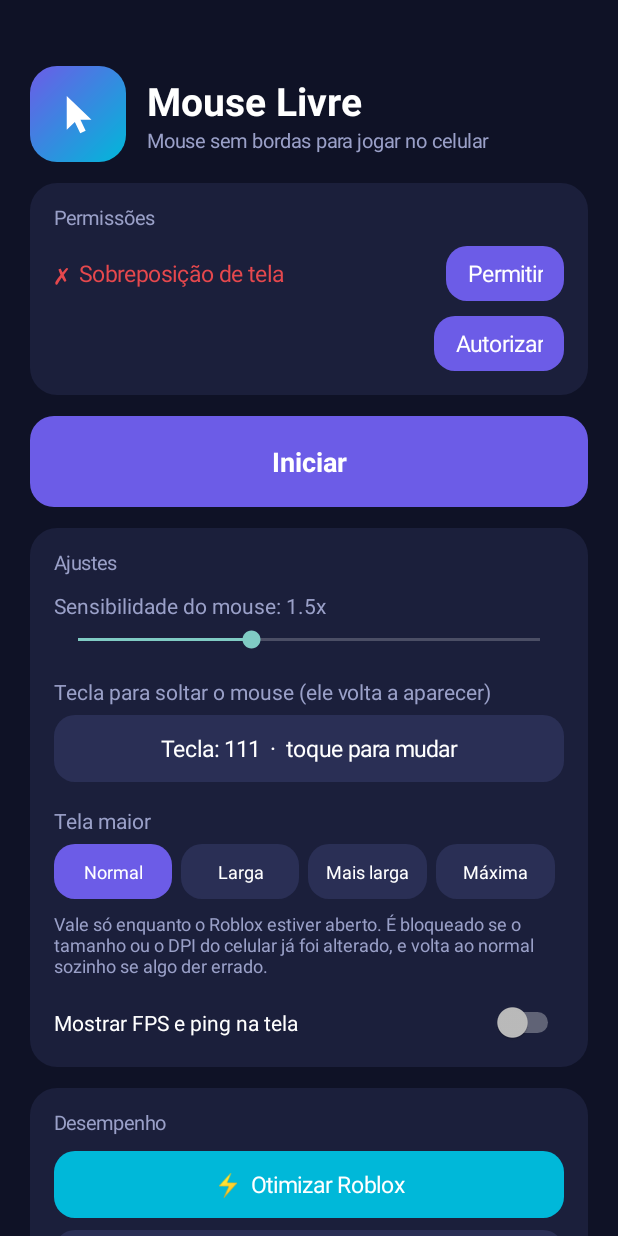
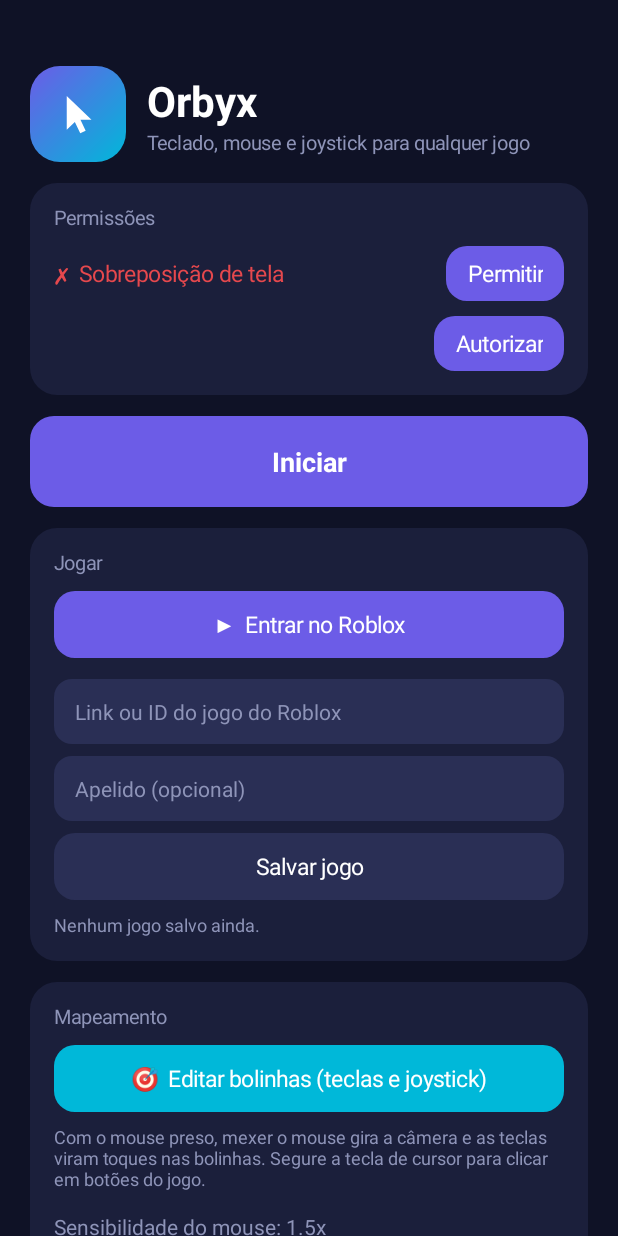
Before and after one commit to paredesdemolidor-ai/Aaa, an Android app: the screen it shows after launch (MainActivity), on a phone screen of 412 x 824 dp. Run offline under Robolectric (Android 15) with nearby library versions, the phone set to English and light mode, and no system bars; libraries missing offline, so code that uses them is left out: org.lsposed.hiddenapibypass, rikka.shizuku; 8 statements that could not run were skipped.

Commit message:
Enhance UI and add game input features
Added new input fields for Roblox game link and name, updated UI elements for better interaction, and improved key mapping functionality.

```diff
--- a/app/src/main/java/com/example/mobilador/MainActivity.kt
+++ b/app/src/main/java/com/example/mobilador/MainActivity.kt
@@ -16,8 +16,11 @@ import android.provider.Settings
 import android.view.Gravity
 import android.view.KeyEvent
 import android.view.View
+import android.view.animation.OvershootInterpolator
 import android.widget.*
 import androidx.core.content.ContextCompat
+import org.json.JSONArray
+import org.json.JSONObject
 import rikka.shizuku.Shizuku
 
 class MainActivity : Activity() {
@@ -28,8 +31,12 @@ class MainActivity : Activity() {
     private lateinit var ovBtn: TextView
     private lateinit var shBtn: TextView
     private lateinit var startBtn: TextView
-    private lateinit var keyBtn: TextView
+    private lateinit var lockKeyBtn: TextView
+    private lateinit var curKeyBtn: TextView
+    private lateinit var gamesBox: LinearLayout
     private val chips = ArrayList<TextView>()
+    private val skinViews = ArrayList<SkinView>()
+    private val gray = Color.parseColor("#8E94B8")
 
     private fun tv(t: String, sp: Float = 15f, color: Int = Color.WHITE, bold: Boolean = false) =
         TextView(this).apply {
@@ -49,6 +56,12 @@ class MainActivity : Activity() {
         addView(v)
     }
 
+    private fun input(hintText: String) = EditText(this).apply {
+        hint = hintText; setHintTextColor(gray); setTextColor(Color.WHITE); textSize = 14f
+        setSingleLine(); background = roundBg(Pal.CARD2, 12)
+        setPadding(dp(14), dp(12), dp(14), dp(12))
+    }
+
     override fun onCreate(b: Bundle?) {
         super.onCreate(b)
         prefs = getSharedPreferences("p", 0)
@@ -66,17 +79,20 @@ class MainActivity : Activity() {
             v.popIn(70L * step++)
         }
 
-        // ---- cabeçalho ----
+        // ---- cabeçalho (logo gira e "pula" na entrada) ----
         val logo = ImageView(this).apply {
             setImageResource(R.drawable.ic_stat); setColorFilter(Color.WHITE)
             setPadding(dp(14), dp(14), dp(14), dp(14))
             background = GradientDrawable(GradientDrawable.Orientation.TL_BR, intArrayOf(Pal.PRIMARY, Pal.ACCENT))
-                .apply { cornerRadius = dp(18).toFloat() }
+                .apply { cornerRadius = dp(20).toFloat() }
+            scaleX = 0f; scaleY = 0f; rotation = -140f
         }
+        logo.animate().scaleX(1f).scaleY(1f).rotation(0f).setStartDelay(150).setDuration(750)
+            .setInterpolator(OvershootInterpolator(1.6f)).start()
         val titles = LinearLayout(this).apply {
             orientation = LinearLayout.VERTICAL
-            addView(tv("Mouse Livre", 26f, bold = true))
-            addView(tv("Mouse sem bordas para jogar no celular", 13f, Color.parseColor("#9AA0C8")))
+            addView(tv("Orbyx", 28f, bold = true))
+            addView(tv("Teclado, mouse e joystick para qualquer jogo", 13f, gray))
         }
         add(LinearLayout(this).apply {
             gravity = Gravity.CENTER_VERTICAL
@@ -95,13 +111,12 @@ class MainActivity : Activity() {
                 else Shizuku.requestPermission(1)
             } catch (e: Throwable) { toast("Instale o app Shizuku primeiro") }
         }.apply { setPadding(dp(14), dp(8), dp(14), dp(8)) }
-
         fun row(l: TextView, btn: TextView) = LinearLayout(this).apply {
             gravity = Gravity.CENTER_VERTICAL
             addView(l, LinearLayout.LayoutParams(0, -2, 1f)); addView(btn)
         }
         add(card {
-            addView(tv("Permissões", 13f, Color.parseColor("#9AA0C8")))
+            addView(tv("Permissões", 13f, gray))
             addM(row(ovStatus, ovBtn)); addM(row(shStatus, shBtn))
         })
 
@@ -112,8 +127,29 @@ class MainActivity : Activity() {
         }
         add(startBtn)
 
-        // ---- ajustes ----
-        val sensLabel = tv("", 14f, Color.parseColor("#9AA0C8"))
+        // ---- jogar ----
+        val gameLink = input("Link ou ID do jogo do Roblox")
+        val gameName = input("Apelido (opcional)")
+        gamesBox = LinearLayout(this).apply { orientation = LinearLayout.VERTICAL }
+        add(card {
+            addView(tv("Jogar", 13f, gray))
+            addM(pill("▶  Entrar no Roblox", Pal.PRIMARY) { openRoblox() })
+            addM(gameLink, 14); addM(gameName, 8)
+            addM(pill("Salvar jogo") {
+                val id = Regex("(\\d{5,})").find(gameLink.text.toString())?.value
+                if (id == null) toast("Cole o link do jogo ou o número (ID) dele")
+                else {
+                    val name = gameName.text.toString().trim().ifEmpty { "Jogo $id" }
+                    val l = games(); l.add(name to id); saveGames(l)
+                    gameLink.setText(""); gameName.setText(""); renderGames()
+                }
+            }, 8)
+            addM(gamesBox, 8)
+        })
+        renderGames()
+
+        // ---- mapeamento ----
+        val sensLabel = tv("", 14f, gray)
         fun sensText() { sensLabel.text = "Sensibilidade do mouse: ${"%.1f".format(prefs.getFloat("sens", 1.5f))}x" }
         sensText()
         val seek = SeekBar(this).apply {
@@ -126,7 +162,45 @@ class MainActivity : Activity() {
                 override fun onStopTrackingTouch(s: SeekBar) {}
             })
         }
-        keyBtn = pill("", Pal.CARD2) { pickKey() }
+        lockKeyBtn = pill("", Pal.CARD2) { pickKey("lockKey", "lockScan") }
+        curKeyBtn = pill("", Pal.CARD2) { pickKey("curKey", null) }
+        add(card {
+            addView(tv("Mapeamento", 13f, gray))
+            addM(pill("🎯  Editar bolinhas (teclas e joystick)", Pal.ACCENT) { editMapping() })
+            addM(tv("Com o mouse preso, mexer o mouse gira a câmera e as teclas viram toques nas bolinhas. " +
+                "Segure a tecla de cursor para clicar em botões do jogo.", 12f, gray), 8)
+            addM(sensLabel, 14); addM(seek, 4)
+            addM(tv("Tecla para travar / soltar o mouse", 14f, gray), 14); addM(lockKeyBtn, 6)
+            addM(tv("Tecla de cursor (segurar)", 14f, gray), 12); addM(curKeyBtn, 6)
+        })
+
+        // ---- mouses (skins) ----
+        val skinRow = LinearLayout(this)
+        Skins.names.forEachIndexed { i, name ->
+            val sv = SkinView(this, i).apply {
+                selected = prefs.getInt("skin", 0) == i
+                setOnClickListener {
+                    prefs.edit().putInt("skin", i).apply()
+                    skinViews.forEach { it.selected = false; it.invalidate() }
+                    selected = true; invalidate()
+                }
+                bounce()
+            }
+            skinViews.add(sv)
+            val item = LinearLayout(this).apply {
+                orientation = LinearLayout.VERTICAL; gravity = Gravity.CENTER_HORIZONTAL
+                addView(sv, LinearLayout.LayoutParams(dp(72), dp(72)))
+                addView(tv(name, 11f, gray).apply { gravity = Gravity.CENTER })
+            }
+            skinRow.addView(item, LinearLayout.LayoutParams(-2, -2).apply { marginEnd = dp(10) })
+        }
+        add(card {
+            addView(tv("Mouses", 13f, gray))
+            addM(HorizontalScrollView(this@MainActivity).apply {
+                isHorizontalScrollBarEnabled = false; addView(skinRow) }, 10)
+        })
+
+        // ---- tela maior + FPS ----
         val chipRow = LinearLayout(this)
         Tools.screenLabels.forEachIndexed { i, l ->
             val c = pill(l, Pal.CARD2) { selectScreen(i) }.apply {
@@ -141,19 +215,16 @@ class MainActivity : Activity() {
             setOnCheckedChangeListener { _, c -> prefs.edit().putBoolean("stats", c).apply() }
         }
         add(card {
-            addView(tv("Ajustes", 13f, Color.parseColor("#9AA0C8")))
-            addM(sensLabel); addM(seek, 4)
-            addM(tv("Tecla para soltar o mouse (ele volta a aparecer)", 14f, Color.parseColor("#9AA0C8")), 16)
-            addM(keyBtn, 6)
-            addM(tv("Tela maior", 14f, Color.parseColor("#9AA0C8")), 16)
-            addM(chipRow, 6)
-            addM(tv("Vale só enquanto o Roblox estiver aberto. É bloqueado se o tamanho ou o DPI do celular já foi alterado, e volta ao normal sozinho se algo der errado.", 12f, Color.parseColor("#9AA0C8")), 8)
+            addView(tv("Tela maior", 13f, gray))
+            addM(chipRow, 10)
+            addM(tv("Vale só enquanto o Roblox estiver aberto. É bloqueado se o tamanho ou o DPI do celular já foi alterado, " +
+                "e volta ao normal sozinho se algo der errado.", 12f, gray), 8)
             addM(statsSwitch, 16)
         })
 
-        // ---- otimizar ----
+        // ---- desempenho ----
         add(card {
-            addView(tv("Desempenho", 13f, Color.parseColor("#9AA0C8")))
+            addView(tv("Desempenho", 13f, gray))
             addM(pill("⚡  Otimizar Roblox", Pal.ACCENT) {
                 if (!shizukuOk()) toast("Falta autorizar o Shizuku")
                 else { toast("Otimizando…"); Thread { val r = Tools.optimize(); runOnUiThread { toast(r) } }.start() }
@@ -188,8 +259,8 @@ class MainActivity : Activity() {
         Shizuku.pingBinder() && Shizuku.checkSelfPermission() == PackageManager.PERMISSION_GRANTED
     } catch (e: Throwable) { false }
 
-    private fun keyName() = KeyEvent.keyCodeToString(
-        prefs.getInt("relKey", KeyEvent.KEYCODE_ESCAPE)).removePrefix("KEYCODE_")
+    private fun keyName(k: String, d: Int) =
+        KeyEvent.keyCodeToString(prefs.getInt(k, d)).removePrefix("KEYCODE_")
 
     private fun refresh() {
         val ov = Settings.canDrawOverlays(this)
@@ -207,7 +278,62 @@ class MainActivity : Activity() {
 
         val sel = prefs.getInt("screen", 0)
         chips.forEachIndexed { i, c -> c.background = roundBg(if (i == sel) Pal.PRIMARY else Pal.CARD2, 14) }
-        keyBtn.text = "Tecla: ${keyName()}  ·  toque para mudar"
+        lockKeyBtn.text = "Travar / soltar: ${keyName("lockKey", KeyEvent.KEYCODE_ESCAPE)}  ·  toque para mudar"
+        curKeyBtn.text = "Cursor: ${keyName("curKey", KeyEvent.KEYCODE_ALT_LEFT)}  ·  toque para mudar"
+    }
+
+    // ---------- jogos do Roblox ----------
+    private fun games(): MutableList<Pair<String, String>> {
+        val out = ArrayList<Pair<String, String>>()
+        try {
+            val a = JSONArray(prefs.getString("games", "[]"))
+            for (k in 0 until a.length()) {
+                val o = a.getJSONObject(k)
+                out.add(o.getString("n") to o.getString("i"))
+            }
+        } catch (e: Exception) { }
+        return out
+    }
+
+    private fun saveGames(l: List<Pair<String, String>>) {
+        val a = JSONArray()
+        for (g in l) a.put(JSONObject().put("n", g.first).put("i", g.second))
+        prefs.edit().putString("games", a.toString()).apply()
+    }
+
+    private fun renderGames() {
+        gamesBox.removeAllViews()
+        val l = games()
+        if (l.isEmpty()) {
+            gamesBox.addView(tv("Nenhum jogo salvo ainda.", 12f, gray)); return
+        }
+        gamesBox.addView(tv("Toque para entrar · segure para apagar", 12f, gray))
+        for (g in l) {
+            val p = pill("▶  ${g.first}", Pal.CARD2) { openGame(g.second) }
+            p.setOnLongClickListener {
+                val n = games(); n.removeAll { it.second == g.second && it.first == g.first }
+                saveGames(n); renderGames(); true
+            }
+            gamesBox.addView(p, LinearLayout.LayoutParams(-1, -2).apply { topMargin = dp(8) })
+        }
+    }
+
+    private fun openRoblox() {
+        val i = packageManager.getLaunchIntentForPackage(ROBLOX)
+        if (i == null) toast("Roblox não encontrado neste celular") else startActivity(i)
+    }
+
+    private fun openGame(id: String) {
+        try {
+            startActivity(Intent(Intent.ACTION_VIEW, Uri.parse("roblox://placeId=$id")).setPackage(ROBLOX))
+        } catch (e: Exception) { toast("Não consegui abrir o jogo. O Roblox está instalado?") }
+    }
+
+    // ---------- ações ----------
+    private fun editMapping() {
+        if (!MapperService.running) { toast("Toque em Iniciar primeiro"); return }
+        startService(Intent(this, MapperService::class.java).setAction("EDIT"))
+        moveTaskToBack(true)
     }
 
     private fun selectScreen(i: Int) {
@@ -226,15 +352,18 @@ class MainActivity : Activity() {
         }.start()
     }
 
-    private fun pickKey() {
+    /** Guarda a tecla escolhida (e o código bruto dela, usado para ouvir a tecla com o mouse solto). */
+    private fun pickKey(keyPref: String, scanPref: String?) {
         AlertDialog.Builder(this)
-            .setTitle("Tecla para soltar o mouse")
+            .setTitle("Escolher tecla")
             .setMessage("Pressione agora a tecla do teclado que você quer usar.")
             .setOnKeyListener { d, code, ev ->
                 if (code == KeyEvent.KEYCODE_BACK) false
                 else {
                     if (ev.action == KeyEvent.ACTION_UP) {
-                        prefs.edit().putInt("relKey", code).apply(); refresh(); d.dismiss()
+                        val e = prefs.edit().putInt(keyPref, code)
+                        if (scanPref != null) e.putInt(scanPref, ev.scanCode)
+                        e.apply(); refresh(); d.dismiss()
                     }
                     true
                 }
```
